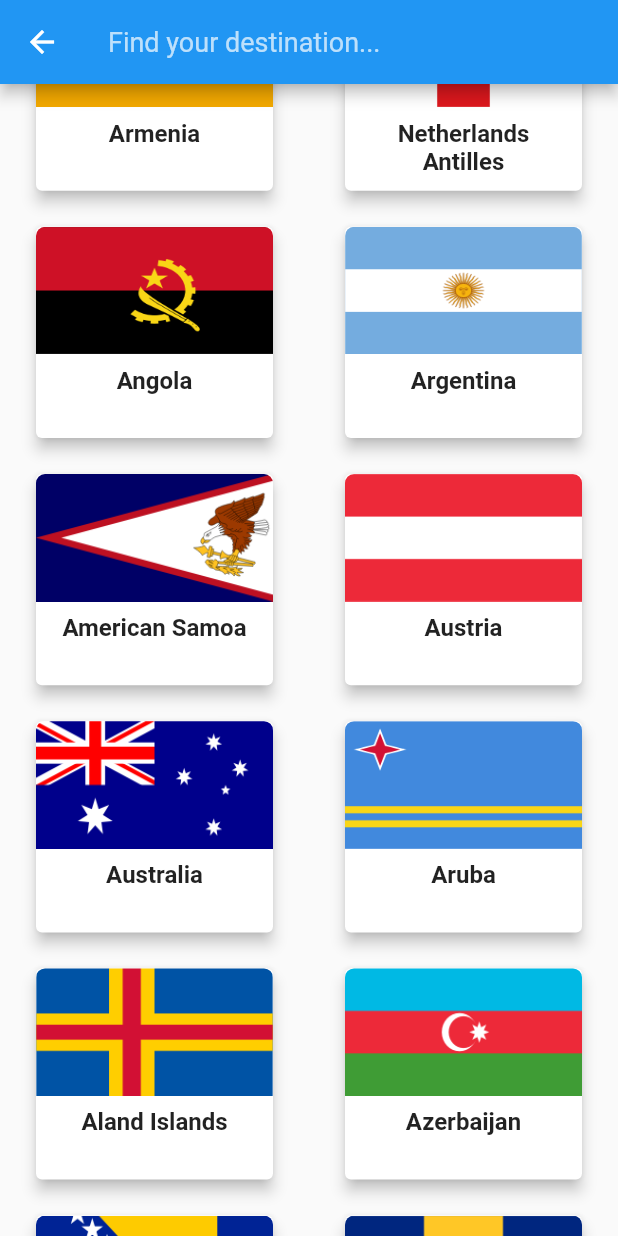
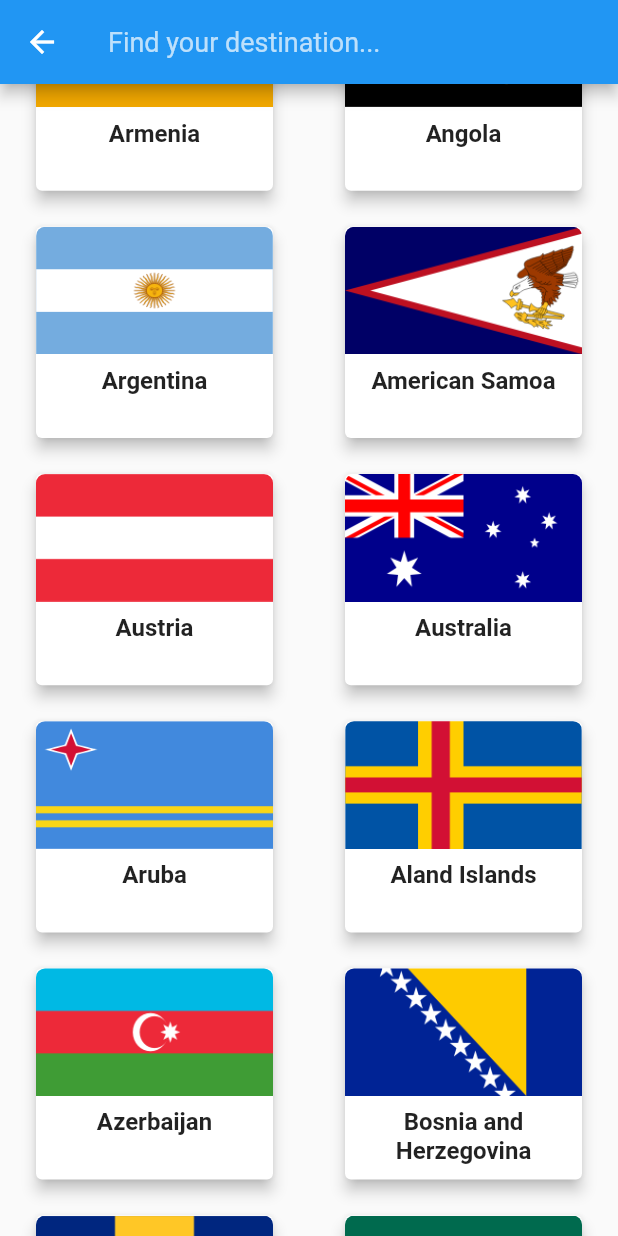
Before and after one commit to kchangela7/travel_app, a Flutter app: the Search screen opened directly, scrolled down 576 dp, on a phone screen of 412 x 824 dp. Run offline on Flutter 3.47's test engine with Material 2 defaults, Android fonts, the phone set to English and light mode, and no system bars.

Commit message:
removed AN country

```diff
--- a/lib/data/countries.dart
+++ b/lib/data/countries.dart
@@ -6,7 +6,6 @@ const Map<String, String> countries = {
   "AI": "Anguilla",
   "AL": "Albania",
   "AM": "Armenia",
-  "AN": "Netherlands Antilles",
   "AO": "Angola",
   "AR": "Argentina",
   "AS": "American Samoa",
```
Also changed, not shown: assets/flags/an.png (deleted).
